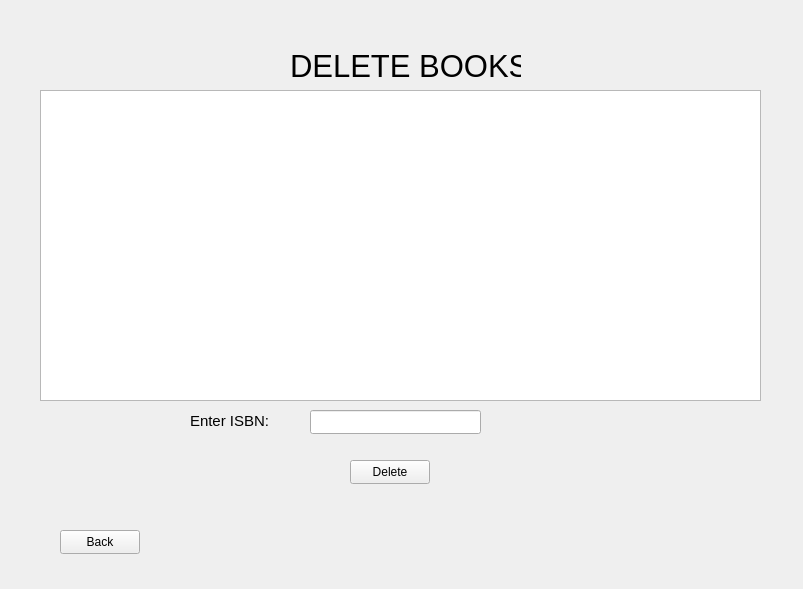
Old version of the form Library-Management-System/deletebook.ui in the repository danisensei/Library-Management-System.
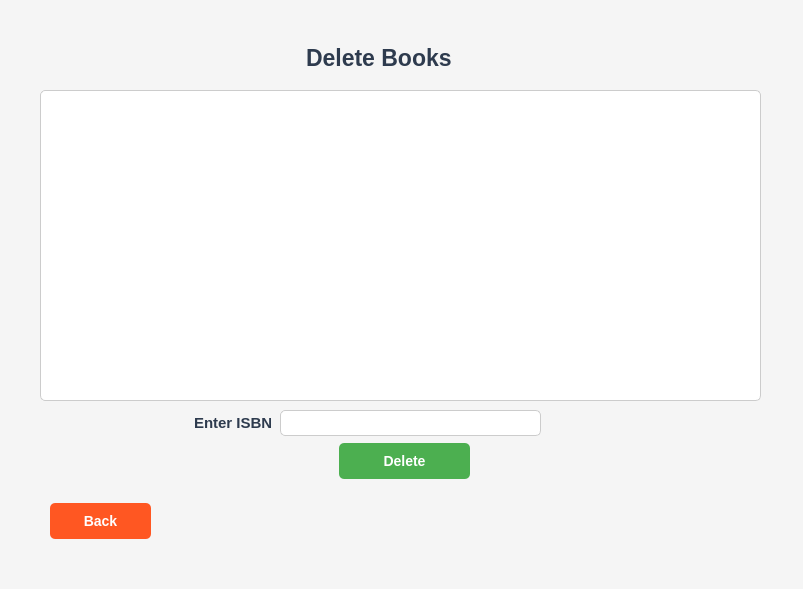
New version of the form.

The edit to the form file:
```diff
--- a/Library-Management-System/deletebook.ui
+++ b/Library-Management-System/deletebook.ui
@@ -10,16 +10,130 @@
     <height>589</height>
    </rect>
   </property>
+  <property name="sizePolicy">
+   <sizepolicy hsizetype="Expanding" vsizetype="Expanding">
+    <horstretch>0</horstretch>
+    <verstretch>0</verstretch>
+   </sizepolicy>
+  </property>
   <property name="windowTitle">
    <string>Form</string>
   </property>
+  <property name="styleSheet">
+   <string notr="true">QWidget {
+    background-color: #f5f5f5;
+}
+
+QLabel {
+    color: #2e3b4e;
+    font-weight: 600;
+}
+
+QLineEdit {
+    background-color: #fff;
+    border: 1px solid #ccc;
+    border-radius: 5px;
+    padding: 10px;
+    color: #333;
+    font-size: 12px;
+}
+
+QLineEdit:focus {
+    border-color: #4CAF50;
+    box-shadow: 0 0 5px rgba(76, 175, 80, 0.3);
+}
+
+QPushButton {
+    background-color: #4CAF50;
+    color: white;
+    border-radius: 5px;
+    padding: 8px 16px;
+    font-size: 14px;
+    font-weight: 600;
+    border: none;
+}
+
+QPushButton:hover {
+    background-color: #45a049;
+}
+
+QPushButton:pressed {
+    background-color: #3e8e41;
+}
+
+QPushButton#backbutton {
+    background-color: #ff5722;
+}
+
+QPushButton#backbutton:hover {
+    background-color: #e64a19;
+}
+
+QTableView {
+    background-color: #ffffff;
+    border: 1px solid #ccc;
+    border-radius: 5px;
+    font-size: 14px;
+    color: #333333;
+    gridline-color: #e0e0e0;
+}
+
+QTableView QHeaderView {
+    background-color: #4CAF50;
+    color: white;
+    font-weight: 600;
+}
+
+QTableView QHeaderView::section {
+    padding: 5px;
+    background-color: #4CAF50;
+    color: white;
+    font-weight: 600;
+}
+
+QTableView::item {
+    padding: 8px;
+    background-color: #ffffff;
+    color: #333333;
+    border-bottom: 1px solid #f0f0f0;
+}
+
+QTableView::item:selected {
+    background-color: #e1f5e1;
+}
+
+QTableView QAbstractItemView {
+    background-color: #ffffff;
+    color: #333333;
+    selection-background-color: #e1f5e1;
+    font-size: 14px;
+}
+
+QTableView::item:pressed {
+    background-color: #f1f1f1;
+}
+
+QLabel#label_2 {
+    font-size: 23px;
+    font-weight: 600;
+}
+
+QLabel, QLineEdit, QPushButton {
+    margin-bottom: 15px;
+}
+
+QWidget#deletebook {
+    padding: 30px;
+}
+</string>
+  </property>
   <widget class="QPushButton" name="backbutton">
    <property name="geometry">
     <rect>
-     <x>60</x>
-     <y>530</y>
-     <width>80</width>
-     <height>24</height>
+     <x>50</x>
+     <y>503</y>
+     <width>101</width>
+     <height>51</height>
     </rect>
    </property>
    <property name="text">
@@ -39,10 +153,10 @@
   <widget class="QLineEdit" name="isbnbox">
    <property name="geometry">
     <rect>
-     <x>310</x>
+     <x>280</x>
      <y>410</y>
-     <width>171</width>
-     <height>24</height>
+     <width>261</width>
+     <height>41</height>
     </rect>
    </property>
   </widget>
@@ -52,12 +166,13 @@
      <x>190</x>
      <y>410</y>
      <width>81</width>
-     <height>21</height>
+     <height>41</height>
     </rect>
    </property>
    <property name="font">
     <font>
      <pointsize>11</pointsize>
+     <fontweight>DemiBold</fontweight>
     </font>
    </property>
    <property name="text">
@@ -67,7 +182,7 @@
   <widget class="QLabel" name="label_2">
    <property name="geometry">
     <rect>
-     <x>290</x>
+     <x>300</x>
      <y>30</y>
      <width>231</width>
      <height>71</height>
@@ -75,20 +190,21 @@
    </property>
    <property name="font">
     <font>
-     <pointsize>23</pointsize>
+     <pointsize>-1</pointsize>
+     <fontweight>DemiBold</fontweight>
     </font>
    </property>
    <property name="text">
-    <string>DELETE BOOKS</string>
+    <string>Delete Books</string>
    </property>
   </widget>
   <widget class="QPushButton" name="deletebutton">
    <property name="geometry">
     <rect>
-     <x>350</x>
-     <y>460</y>
-     <width>80</width>
-     <height>24</height>
+     <x>339</x>
+     <y>443</y>
+     <width>131</width>
+     <height>51</height>
     </rect>
    </property>
    <property name="text">
```
